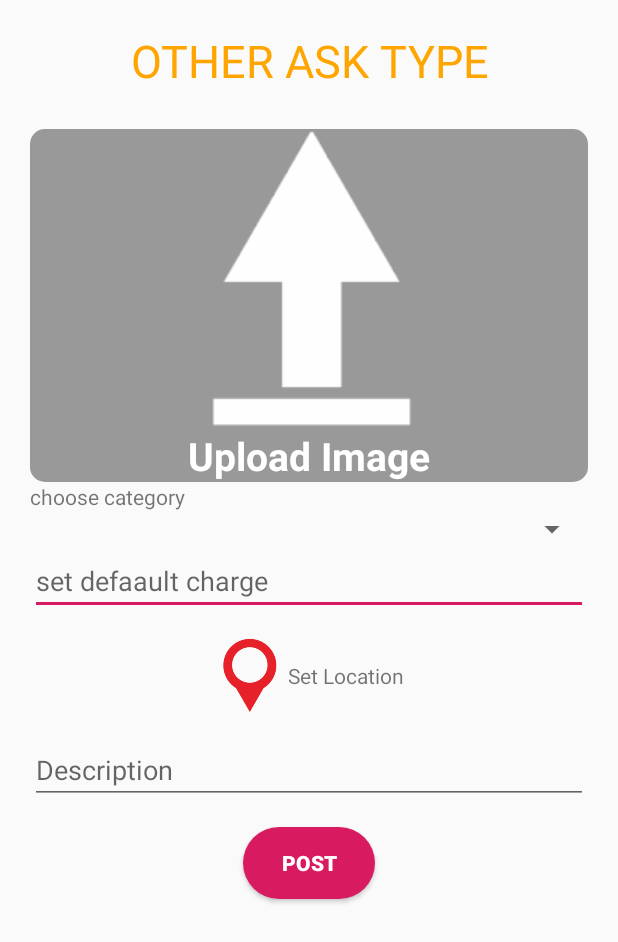
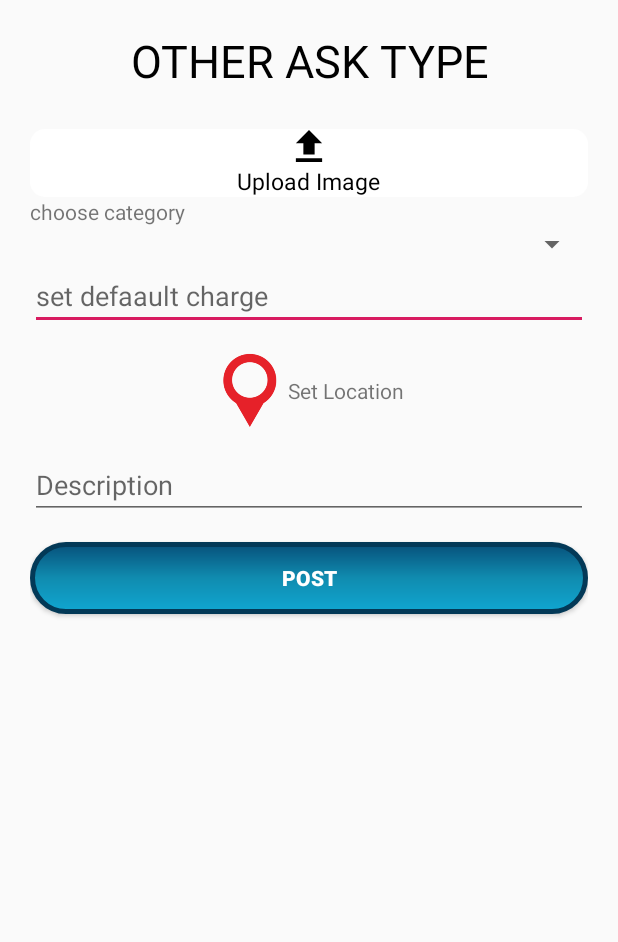
Before and after one commit to rhhezkyillma/KotlinSembilan, an Android app: the screen it shows after launch once a user with an empty profile is signed in (OtherAskType), after a tap on "OTHER ASK TYPE", on a phone screen of 412 x 824 dp. Shown: the top 942 px of the screen. Run offline under Robolectric (Android 15) with nearby library versions, the phone set to English and light mode, and no system bars; our stand-ins replace Firebase (no records; nobody signed in at launch, a user with empty details on screens opened directly).

Commit message:
Update Tampilan Layout Full Cost Type, Other Ask Type, People Wanted Type For upload image

```diff
--- a/app/build.gradle
+++ b/app/build.gradle
@@ -13,6 +13,7 @@ android {
         versionCode 1
         versionName "1.0"
         testInstrumentationRunner "android.support.test.runner.AndroidJUnitRunner"
+        vectorDrawables.useSupportLibrary true
     }
     buildTypes {
         release {
--- /dev/null
+++ b/app/src/main/res/drawable-anydpi/icon_uploadd.xml
@@ -0,0 +1,13 @@
+<vector xmlns:android="http://schemas.android.com/apk/res/android"
+    android:width="24dp"
+    android:height="24dp"
+    android:viewportWidth="19.2"
+    android:viewportHeight="19.2"
+    android:tint="#000000">
+  <group android:translateX="-2.4"
+      android:translateY="-2.4">
+      <path
+          android:fillColor="#FF000000"
+          android:pathData="M9,16h6v-6h4l-7,-7 -7,7h4zM5,18h14v2L5,20z"/>
+  </group>
+</vector>
--- a/app/src/main/res/drawable-hdpi/shape_upload_image.xml
+++ b/app/src/main/res/drawable-hdpi/shape_upload_image.xml
@@ -4,7 +4,7 @@
 
     <solid
 
-            android:color="#999"/>
+            android:color="#FFF"/>
     <corners
             android:radius="10dp"
     />
--- a/app/src/main/res/layout/activity_other_ask_type.xml
+++ b/app/src/main/res/layout/activity_other_ask_type.xml
@@ -18,7 +18,7 @@
 
     <TextView
             android:text="OTHER ASK TYPE"
-            android:textColor="@color/orange"
+            android:textColor="#000"
             android:textSize="30sp"
             android:layout_width="match_parent"
             android:layout_height="wrap_content"
@@ -37,7 +37,7 @@
             android:orientation="vertical"
     >
         <ImageView
-                app:srcCompat="@drawable/ic_upload"
+                app:srcCompat="@drawable/icon_uploadd"
                 android:layout_height="match_parent"
                 android:layout_width="wrap_content"
                 android:layout_gravity="center"
@@ -49,9 +49,8 @@
                 android:layout_width="wrap_content"
                 android:layout_height="wrap_content"
                 android:layout_gravity="center_horizontal"
-                android:textColor="#fff"
-                android:textStyle="bold"
-                android:textSize="26sp"
+                android:textColor="#000"
+                android:textSize="15sp"
         />
     </LinearLayout>
 
@@ -106,12 +105,12 @@
     />
 
     <Button
-            android:background="@drawable/shape_button"
+            android:background="@drawable/button"
             android:textColor="#fff"
             android:id="@+id/post_otherask"
             android:text="POST"
             android:textStyle="bold"
-            android:layout_width="wrap_content"
+            android:layout_width="match_parent"
             android:layout_height="wrap_content"
             android:layout_gravity="center"
             android:layout_marginBottom="15dp"
```
Also changed, not shown: app/src/main/res/layout/activity_full_cost_type.xml (+6 -7 lines), app/src/main/res/layout/activity_login.xml (+11 -5 lines), app/src/main/res/layout/activity_people_wanted_type.xml (+6 -7 lines), app/src/main/res/layout/activity_splash_screen.xml (+6 -6 lines), app/src/main/res/drawable-hdpi/icon_uploadd.png (added), app/src/main/res/drawable-mdpi/icon_uploadd.png (added), app/src/main/res/drawable-xhdpi/icon_uploadd.png (added), app/src/main/res/drawable-xxhdpi/icon_uploadd.png (added).
